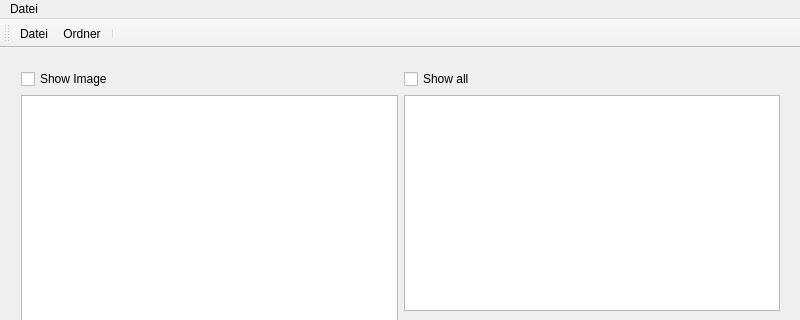
This is TeamBdbTool/form/teambdbtool.ui in FormSeher/formseher as Qt 5 draws it before an edit; both pictures show x 0 to 800 and y 0 to 320 of the 800 by 600 pixel window. The edited form follows.
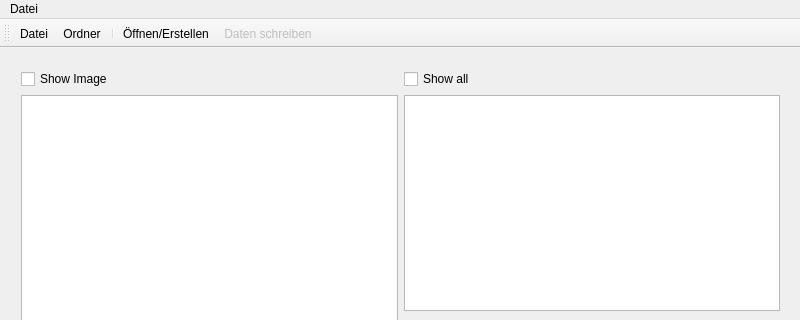
This is the edited form. Icons and pictures are not drawn.

```diff
--- a/TeamBdbTool/form/teambdbtool.ui
+++ b/TeamBdbTool/form/teambdbtool.ui
@@ -108,6 +108,8 @@
    <addaction name="actionDatei"/>
    <addaction name="actionOrdner"/>
    <addaction name="separator"/>
+   <addaction name="action_ffnen_Erstellen"/>
+   <addaction name="actionDatenschreiben"/>
   </widget>
   <widget class="QStatusBar" name="statusBar"/>
   <action name="actionNeu">
@@ -137,6 +139,27 @@
     <string>Ordner</string>
    </property>
   </action>
+  <action name="action_ffnen_Erstellen">
+   <property name="icon">
+    <iconset>
+     <normaloff>:/icons/icons/database-add-icon.png</normaloff>:/icons/icons/database-add-icon.png</iconset>
+   </property>
+   <property name="text">
+    <string>Öffnen/Erstellen</string>
+   </property>
+  </action>
+  <action name="actionDatenschreiben">
+   <property name="enabled">
+    <bool>false</bool>
+   </property>
+   <property name="icon">
+    <iconset>
+     <normaloff>:/icons/icons/database-arrow-down-icon.png</normaloff>:/icons/icons/database-arrow-down-icon.png</iconset>
+   </property>
+   <property name="text">
+    <string>Daten schreiben</string>
+   </property>
+  </action>
  </widget>
  <layoutdefault spacing="6" margin="11"/>
  <resources>
```
Left out of the diff: 20 changed lines with no effect on the pictures.
